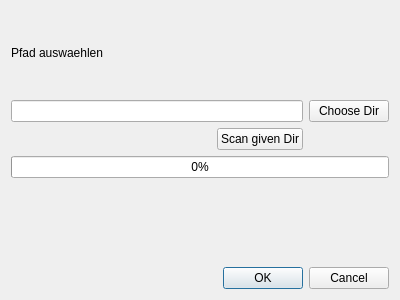
Before: the Qt Designer form configdialog.ui in PuridsGit/OtMusic, drawn with Qt 5.
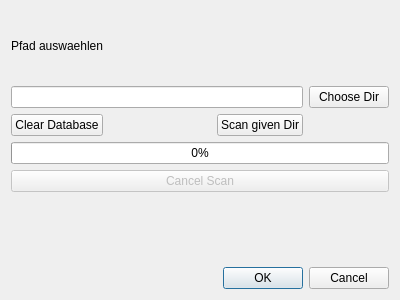
After: the same form once the commit is applied.

```diff
--- a/configdialog.ui
+++ b/configdialog.ui
@@ -14,7 +14,7 @@
    <string>Dialog</string>
   </property>
   <layout class="QGridLayout" name="gridLayout">
-   <item row="4" column="0">
+   <item row="5" column="0">
     <spacer name="verticalSpacer">
      <property name="orientation">
       <enum>Qt::Vertical</enum>
@@ -27,30 +27,7 @@
      </property>
     </spacer>
    </item>
-   <item row="0" column="0">
-    <widget class="QLabel" name="label_chooseDir">
-     <property name="sizePolicy">
-      <sizepolicy hsizetype="MinimumExpanding" vsizetype="MinimumExpanding">
-       <horstretch>0</horstretch>
-       <verstretch>0</verstretch>
-      </sizepolicy>
-     </property>
-     <property name="text">
-      <string>Pfad auswaehlen</string>
-     </property>
-    </widget>
-   </item>
-   <item row="1" column="0" colspan="2">
-    <widget class="QLineEdit" name="lineEdit"/>
-   </item>
-   <item row="1" column="2">
-    <widget class="QPushButton" name="pushButton_chooseDir">
-     <property name="text">
-      <string>Choose Dir</string>
-     </property>
-    </widget>
-   </item>
-   <item row="5" column="0" colspan="3">
+   <item row="6" column="0" colspan="4">
     <widget class="QDialogButtonBox" name="buttonBox">
      <property name="orientation">
       <enum>Qt::Horizontal</enum>
@@ -60,17 +37,7 @@
      </property>
     </widget>
    </item>
-   <item row="2" column="1">
-    <widget class="QPushButton" name="pushButton_add_rescan">
-     <property name="enabled">
-      <bool>true</bool>
-     </property>
-     <property name="text">
-      <string>Scan given Dir</string>
-     </property>
-    </widget>
-   </item>
-   <item row="3" column="0" colspan="3">
+   <item row="3" column="0" colspan="4">
     <widget class="QProgressBar" name="progressBar">
      <property name="enabled">
       <bool>true</bool>
@@ -80,6 +47,68 @@
      </property>
     </widget>
    </item>
+   <item row="1" column="3">
+    <widget class="QPushButton" name="pushButton_chooseDir">
+     <property name="text">
+      <string>Choose Dir</string>
+     </property>
+    </widget>
+   </item>
+   <item row="0" column="0">
+    <widget class="QLabel" name="label_chooseDir">
+     <property name="sizePolicy">
+      <sizepolicy hsizetype="MinimumExpanding" vsizetype="MinimumExpanding">
+       <horstretch>0</horstretch>
+       <verstretch>0</verstretch>
+      </sizepolicy>
+     </property>
+     <property name="text">
+      <string>Pfad auswaehlen</string>
+     </property>
+    </widget>
+   </item>
+   <item row="1" column="0" colspan="3">
+    <widget class="QLineEdit" name="lineEdit"/>
+   </item>
+   <item row="2" column="2">
+    <widget class="QPushButton" name="pushButton_add_rescan">
+     <property name="enabled">
+      <bool>true</bool>
+     </property>
+     <property name="text">
+      <string>Scan given Dir</string>
+     </property>
+    </widget>
+   </item>
+   <item row="2" column="0">
+    <widget class="QPushButton" name="pushButton_delete">
+     <property name="sizePolicy">
+      <sizepolicy hsizetype="Fixed" vsizetype="Fixed">
+       <horstretch>0</horstretch>
+       <verstretch>0</verstretch>
+      </sizepolicy>
+     </property>
+     <property name="text">
+      <string>Clear Database</string>
+     </property>
+    </widget>
+   </item>
+   <item row="4" column="0" colspan="4">
+    <widget class="QPushButton" name="pushButton_cancel">
+     <property name="enabled">
+      <bool>false</bool>
+     </property>
+     <property name="sizePolicy">
+      <sizepolicy hsizetype="Expanding" vsizetype="Fixed">
+       <horstretch>0</horstretch>
+       <verstretch>0</verstretch>
+      </sizepolicy>
+     </property>
+     <property name="text">
+      <string>Cancel Scan</string>
+     </property>
+    </widget>
+   </item>
   </layout>
  </widget>
  <resources/>
```
